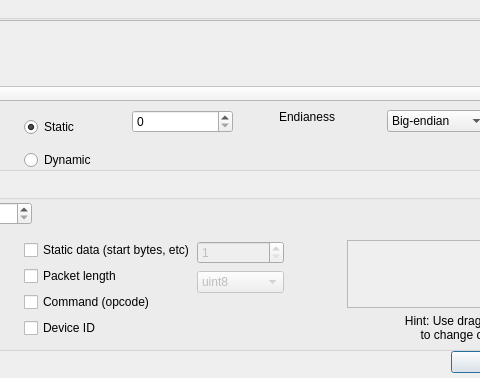
This is src/LorrisAnalyzer/sourcedialog.ui in Tasssadar/Lorris as Qt 5 draws it before an edit; both pictures show x 103 to 583 and y 0 to 378 of the 743 by 378 pixel window. The edited form follows.
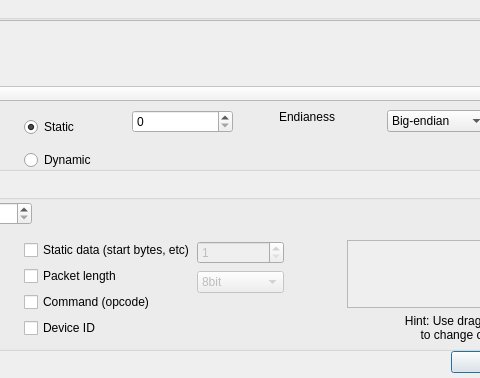
This is the edited form.

The edit to the form file:
```diff
--- a/src/LorrisAnalyzer/sourcedialog.ui
+++ b/src/LorrisAnalyzer/sourcedialog.ui
@@ -140,7 +140,7 @@
        </property>
        <item>
         <property name="text">
-         <string>uint8</string>
+         <string>8bit</string>
         </property>
        </item>
        <item>
```
Left out of the diff: 4 changed lines with no effect on the pictures.
